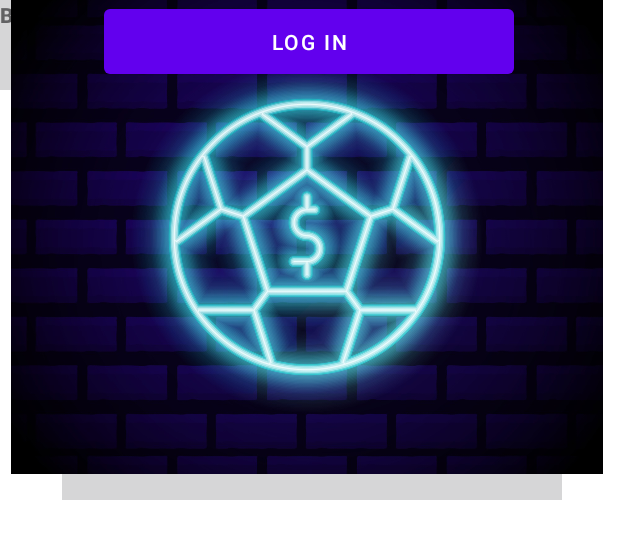
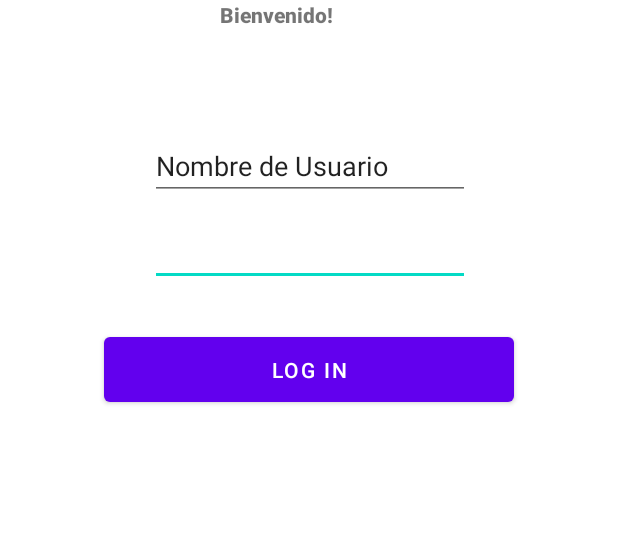
Before and after one commit to Diego377/Proyecto-mobile, an Android app: the layout activity_login.xml on its own in the app's theme, with its tools: preview values and no code run, on a phone screen of 412 x 824 dp. Shown: the top 539 px of the screen. Run offline under Robolectric (Android 15) with nearby library versions, the phone set to English and light mode, and no system bars.

Commit message:
Interfaz
Aumento de campos y botones

```diff
--- a/app/src/main/AndroidManifest.xml
+++ b/app/src/main/AndroidManifest.xml
@@ -12,10 +12,10 @@
         android:theme="@style/Theme.ProyectoMobile"
         tools:targetApi="31">
         <activity
-            android:name=".LoginActivity"
+            android:name=".MainActivity"
             android:exported="false" />
         <activity
-            android:name=".MainActivity"
+            android:name=".LoginActivity"
             android:exported="true">
             <intent-filter>
                 <action android:name="android.intent.action.MAIN" />
--- a/app/src/main/res/layout/activity_login.xml
+++ b/app/src/main/res/layout/activity_login.xml
@@ -6,58 +6,41 @@
     android:layout_height="match_parent"
     tools:context=".LoginActivity">
 
-    <ImageView
-        android:id="@+id/imageView3"
-        android:layout_width="416dp"
-        android:layout_height="333dp"
-        app:srcCompat="@drawable/footballbetneonicon_generated"
-        tools:layout_editor_absoluteX="-2dp"
-        tools:layout_editor_absoluteY="0dp" />
-
     <Button
         android:id="@+id/loginBtn"
         android:layout_width="273dp"
         android:layout_height="55dp"
+        android:layout_marginTop="28dp"
         android:text="Log in"
         app:layout_constraintEnd_toEndOf="parent"
         app:layout_constraintStart_toStartOf="parent"
-        tools:layout_editor_absoluteY="622dp" />
+        app:layout_constraintTop_toBottomOf="@+id/inputPassword" />
 
     <EditText
         android:id="@+id/inputPassword"
         android:layout_width="wrap_content"
         android:layout_height="wrap_content"
+        android:layout_marginTop="12dp"
+        android:contentDescription="Password"
         android:ems="10"
         android:inputType="textPassword"
-        android:text="Contraseña"
-        tools:layout_editor_absoluteX="100dp"
-        tools:layout_editor_absoluteY="545dp" />
+        app:layout_constraintEnd_toEndOf="parent"
+        app:layout_constraintHorizontal_bias="0.502"
+        app:layout_constraintStart_toStartOf="parent"
+        app:layout_constraintTop_toBottomOf="@+id/inputEmail" />
 
     <EditText
         android:id="@+id/inputEmail"
         android:layout_width="wrap_content"
         android:layout_height="wrap_content"
+        android:layout_marginTop="32dp"
         android:ems="10"
         android:inputType="textEmailAddress"
         android:text="Nombre de Usuario"
-        tools:layout_editor_absoluteX="100dp"
-        tools:layout_editor_absoluteY="482dp" />
-
-    <ImageView
-        android:id="@+id/faceBtn"
-        android:layout_width="60dp"
-        android:layout_height="60dp"
-        app:srcCompat="@drawable/facebook_logo__2019_"
-        tools:layout_editor_absoluteX="136dp"
-        tools:layout_editor_absoluteY="716dp" />
-
-    <ImageView
-        android:id="@+id/googleBtn"
-        android:layout_width="60dp"
-        android:layout_height="60dp"
-        app:srcCompat="@drawable/google"
-        tools:layout_editor_absoluteX="217dp"
-        tools:layout_editor_absoluteY="716dp" />
+        app:layout_constraintEnd_toEndOf="parent"
+        app:layout_constraintHorizontal_bias="0.502"
+        app:layout_constraintStart_toStartOf="parent"
+        app:layout_constraintTop_toBottomOf="@+id/welcomeText" />
 
     <TextView
         android:id="@+id/welcomeText"
@@ -65,15 +48,8 @@
         android:layout_height="56dp"
         android:fontFamily="sans-serif-black"
         android:text="Bienvenido!"
-        tools:layout_editor_absoluteX="175dp"
-        tools:layout_editor_absoluteY="383dp" />
-
-    <ImageView
-        android:id="@+id/imageView9"
-        android:layout_width="409dp"
-        android:layout_height="316dp"
-        app:srcCompat="@mipmap/football"
-        tools:layout_editor_absoluteX="2dp"
-        tools:layout_editor_absoluteY="0dp" />
+        app:layout_constraintEnd_toEndOf="parent"
+        app:layout_constraintStart_toStartOf="parent"
+        tools:layout_editor_absoluteY="373dp" />
 
 </androidx.constraintlayout.widget.ConstraintLayout>
```
Also changed, not shown: app/src/main/java/com/example/proyectomobile/LoginActivity.kt (+13 -11 lines), app/src/main/java/com/example/proyectomobile/MainActivity.kt (+8 -1 lines), app/src/main/res/layout/activity_main.xml (+9 -0 lines).
